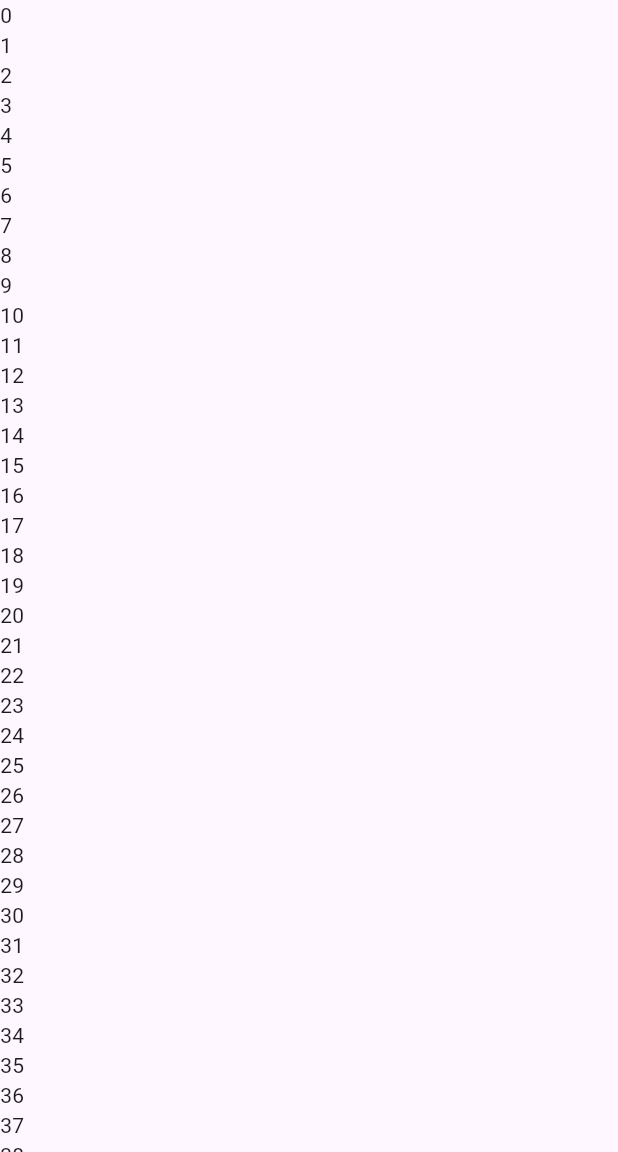
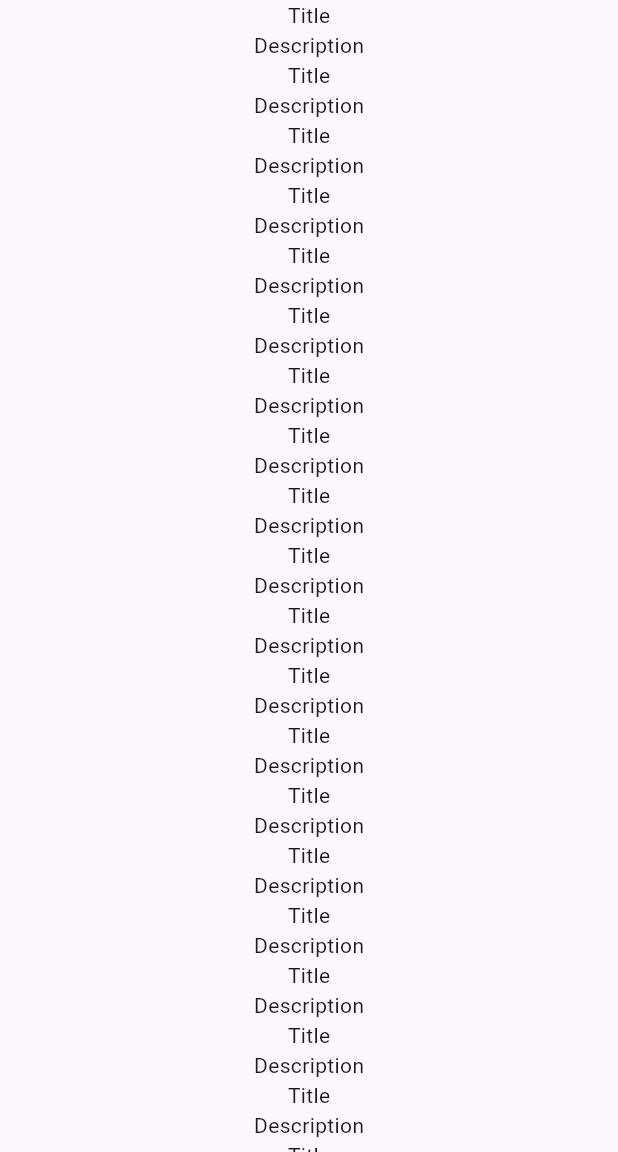
Before and after one commit to srideep-banerjee/Todo-Flutter, a Flutter app: the screen it shows after launch, on a phone screen of 412 x 824 dp, the part 84-1236 px from its top. Run offline on Flutter 3.47's test engine with Material 3 defaults, Android fonts, the phone set to English and light mode, and no system bars.

Commit message:
Added todo item display and add todo screen

```diff
--- a/lib/main_screen.dart
+++ b/lib/main_screen.dart
@@ -40,7 +40,7 @@ class _MainScreenState extends State<MainScreen> {
       appBar: appBar,
       body: ListView.builder(
         itemBuilder: (context, index) {
-          return Text("$index");
+          return TodoItemDisplay();
         },
       ),
     );
@@ -93,3 +93,17 @@ AppBar searchAppBar(
     foregroundColor: Theme.of(context).colorScheme.onPrimary,
   );
 }
+
+class TodoItemDisplay extends StatelessWidget {
+  const TodoItemDisplay({super.key});
+
+  @override
+  Widget build(BuildContext context) {
+    return Column(
+      children: [
+        Text("Title"),
+        Text("Description")
+      ],
+    );
+  }
+}
```
Also changed, not shown: lib/add_todo_screen.dart (added, +16 -0 lines).
